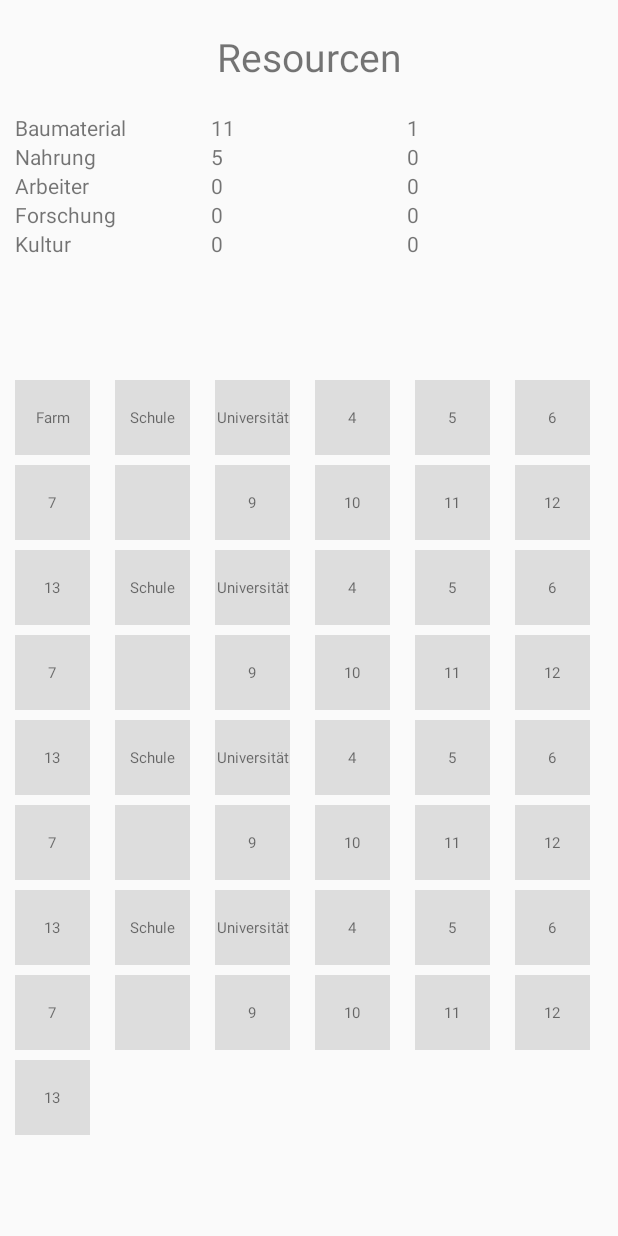
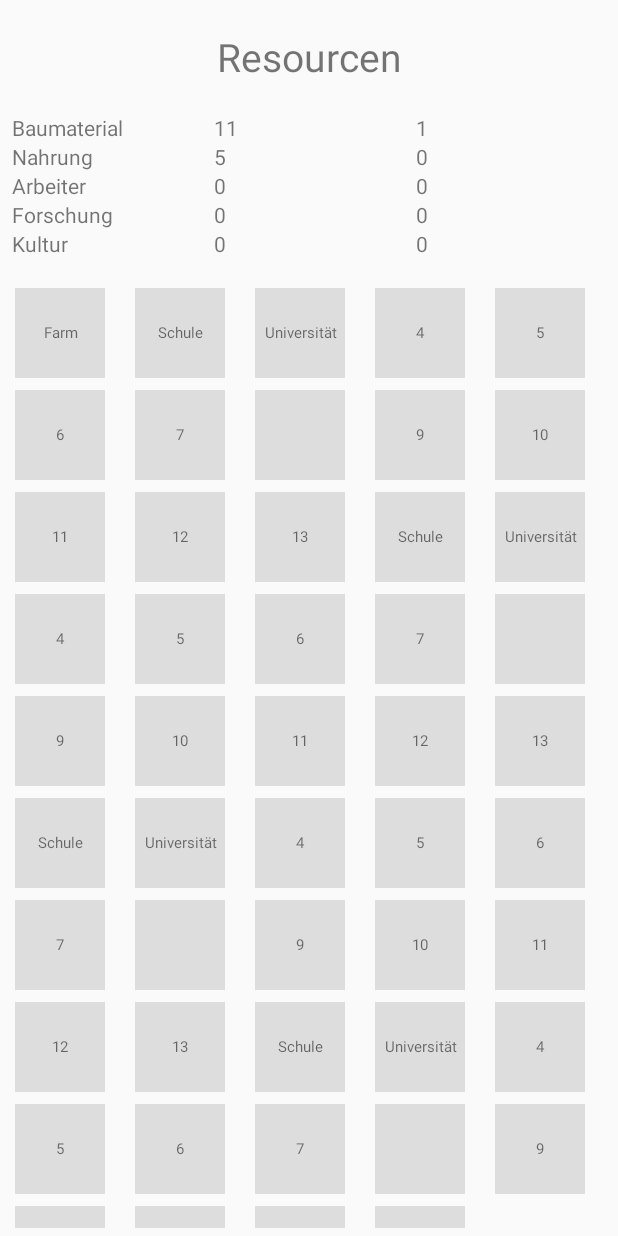
Before and after one commit to MisterMoeller/Millage, an Android app: the screen it shows after launch (StartpageActivity), on a phone screen of 412 x 824 dp. Run offline under Robolectric (Android 15) with nearby library versions, the phone set to English and light mode, and no system bars.

Commit message:
Grundversion des Layouts mit 3 Screens

```diff
--- /dev/null
+++ b/app/src/main/java/com/moeller/millage/millage/MineFragment.java
@@ -0,0 +1,43 @@
+package com.moeller.millage.millage;
+
+import android.os.Bundle;
+import android.support.v4.app.Fragment;
+import android.util.Log;
+import android.view.LayoutInflater;
+import android.view.View;
+import android.view.ViewGroup;
+import android.widget.ArrayAdapter;
+import android.widget.GridView;
+
+
+public class MineFragment extends Fragment {
+
+    @Override
+    public View onCreateView(LayoutInflater inflater, ViewGroup container, Bundle savedInstanceState) {
+
+        return inflater.inflate(R.layout.fragment_mine, container, false);
+    }
+
+    @Override
+    public void onStart() {
+        super.onStart();
+        Log.d("onStart", "ONSTART");
+        //Initialer Aufbau des Spielfelds
+        String[] blueprint = {"Stein", "Stein", "Stein", "Stein", "Stein", "Stein", "Stein", "Eisen", "Stein", "Stein", "Stein", "Stein", "Stein", "Stein", "Eisen", "Stein", "Stein", "Stein", "Stein", "Stein", "Stein", "Eisen", "Stein", "Stein", "Stein", "Stein", "Stein", "Stein", "Eisen"};
+        Buildmine(blueprint);
+
+    }
+
+
+
+    public void Buildmine(String[] blueprint) {
+        /*
+           Wird mit einem Plan für das neue Spielfeld aufgerufen (ein Stringarray)
+           und aktualisiert die Anzeige auf dem Bildschirm
+        */
+        GridView gridview = (GridView) getView().findViewById(R.id.grid_layout_mine);
+        gridview.setAdapter(new ArrayAdapter<String>(getActivity(), R.layout.textview_for_gridview_mine, blueprint));
+
+    }
+
+}
--- /dev/null
+++ b/app/src/main/java/com/moeller/millage/millage/ScienceFragment.java
@@ -0,0 +1,35 @@
+package com.moeller.millage.millage;
+
+import android.os.Bundle;
+import android.support.v4.app.Fragment;
+import android.util.Log;
+import android.view.LayoutInflater;
+import android.view.View;
+import android.view.ViewGroup;
+import android.widget.ArrayAdapter;
+import android.widget.ListView;
+
+import com.moeller.millage.millage.R;
+
+import java.util.ArrayList;
+
+
+public class ScienceFragment extends Fragment {
+
+    @Override
+    public View onCreateView(LayoutInflater inflater, ViewGroup container, Bundle savedInstanceState) {
+        return inflater.inflate(R.layout.fragment_science, container, false);
+        }
+
+    @Override
+    public void onStart() {
+        super.onStart();
+        ArrayList<String> researches = new ArrayList<String>();
+        researches.add("Forschung 1");
+        researches.add("Forschung 2");
+
+        ArrayAdapter<String> itemsAdapter = new ArrayAdapter<String>(getContext(), android.R.layout.simple_list_item_1, researches);
+        ListView listView = (ListView) getView().findViewById(R.id.science_listview);
+        listView.setAdapter(itemsAdapter);
+    }
+}
--- /dev/null
+++ b/app/src/main/java/com/moeller/millage/millage/SimpleFragmentPagerAdapter.java
@@ -0,0 +1,38 @@
+package com.moeller.millage.millage;
+
+import android.support.v4.app.Fragment;
+import android.support.v4.app.FragmentManager;
+import android.support.v4.app.FragmentPagerAdapter;
+import android.util.Log;
+import android.view.ViewGroup;
+
+
+public class SimpleFragmentPagerAdapter extends FragmentPagerAdapter {
+    VillageFragment village;
+    MineFragment mine;
+    ScienceFragment science;
+
+    public SimpleFragmentPagerAdapter(FragmentManager fm) {
+        super(fm);
+    }
+
+    @Override
+    public Fragment getItem(int position) {
+        Log.d("ADAPTER", "GETITEM");
+        switch (position) {
+            case 0:
+                return new VillageFragment();
+            case 1:
+                return new MineFragment();
+            case 2:
+                return new ScienceFragment();
+            default:
+                return null;
+        }
+    }
+        @Override
+        public int getCount () {
+            return 3;
+        }
+
+    }
--- a/app/src/main/java/com/moeller/millage/millage/StartpageActivity.java
+++ b/app/src/main/java/com/moeller/millage/millage/StartpageActivity.java
@@ -1,7 +1,13 @@
 package com.moeller.millage.millage;
 
+import android.app.FragmentTransaction;
+import android.content.Intent;
 import android.os.Bundle;
+import android.support.v4.app.FragmentManager;
+import android.support.v4.view.ViewPager;
 import android.support.v7.app.AppCompatActivity;
+import android.util.Log;
+import android.view.View;
 import android.widget.ArrayAdapter;
 import android.widget.GridView;
 import android.widget.TextView;
@@ -23,22 +29,36 @@ import android.widget.TextView;
         gleichen Activity und wir müssen da keine Daten hin-und-herschieben.
 */
 public class StartpageActivity extends AppCompatActivity {
+
     @Override
     protected void onCreate(Bundle savedInstanceState) {
+
         super.onCreate(savedInstanceState);
+        Log.d("StartpageActivity", "Start ONCREATE");
+
         setContentView(R.layout.startpage);
+        // Find the view pager that will allow the user to swipe between fragments
+        ViewPager viewPager = (ViewPager) findViewById(R.id.viewpager);
 
-        //Initialer Aufbau des Spielfelds
-        String[] blueprint = {"Farm", "Schule", "Universität", "4", "5", "6", "7", "", "9", "10", "11", "12", "13", "Schule", "Universität", "4", "5", "6", "7", "", "9", "10", "11", "12", "13", "Schule", "Universität", "4", "5", "6", "7", "", "9", "10", "11", "12", "13", "Schule", "Universität", "4", "5", "6", "7", "", "9", "10", "11", "12", "13"};
-        BuildVillage(blueprint);
+        // Create an adapter that knows which fragment should be shown on each page
+        SimpleFragmentPagerAdapter adapter = new SimpleFragmentPagerAdapter(getSupportFragmentManager());
+
+        // Set the adapter onto the view pager
+        viewPager.setAdapter(adapter);
 
         //Starten des ewigen Kreislaufs
         ressources res = new ressources();
-        Cycle(res);
+
+
+        Tick(res);
+
+
+
     }
 
+    void Tick (ressources res){
+        Log.d("Startpage_Activity", "Cylce_Start");
 
-    private void Cycle(ressources res) {
         //Einkommen auszahlen
         res.Income();
 
@@ -73,19 +93,5 @@ public class StartpageActivity extends AppCompatActivity {
 
         TextView income_culture = (TextView) findViewById(R.id.income_culture);
         income_culture.setText(String.valueOf(res.income_culture));
-
-
     }
-
-    private void BuildVillage(String[] blueprint) {
-        /*
-           Wird mit einem Plan für das neue Spielfeld aufgerufen (ein Stringarray)
-           und aktualisiert die Anzeige auf dem Bildschirm
-	*/
-        GridView gridview = (GridView) findViewById(R.id.grid_layout);
-        gridview.setAdapter(new ArrayAdapter<String>(this, R.layout.textview_for_gridview, blueprint));
-
-    }
-
-
 }
--- /dev/null
+++ b/app/src/main/java/com/moeller/millage/millage/VillageFragment.java
@@ -0,0 +1,43 @@
+package com.moeller.millage.millage;
+
+import android.os.Bundle;
+import android.support.v4.app.Fragment;
+import android.util.Log;
+import android.view.LayoutInflater;
+import android.view.View;
+import android.view.ViewGroup;
+import android.widget.ArrayAdapter;
+import android.widget.GridView;
+
+
+public class VillageFragment extends Fragment {
+
+    @Override
+    public View onCreateView(LayoutInflater inflater, ViewGroup container, Bundle savedInstanceState) {
+
+    return inflater.inflate(R.layout.fragment_village, container, false);
+    }
+
+    @Override
+    public void onStart() {
+        super.onStart();
+        Log.d("onStart", "ONSTART");
+        //Initialer Aufbau des Spielfelds
+        String[] blueprint = {"Farm", "Schule", "Universität", "4", "5", "6", "7", "", "9", "10", "11", "12", "13", "Schule", "Universität", "4", "5", "6", "7", "", "9", "10", "11", "12", "13", "Schule", "Universität", "4", "5", "6", "7", "", "9", "10", "11", "12", "13", "Schule", "Universität", "4", "5", "6", "7", "", "9", "10", "11", "12", "13"};
+        BuildVillage(blueprint);
+
+    }
+
+
+
+    public void BuildVillage(String[] blueprint) {
+        /*
+           Wird mit einem Plan für das neue Spielfeld aufgerufen (ein Stringarray)
+           und aktualisiert die Anzeige auf dem Bildschirm
+        */
+        GridView gridview = (GridView) getView().findViewById(R.id.grid_layout_village);
+        gridview.setAdapter(new ArrayAdapter<String>(getActivity(), R.layout.textview_for_gridview_village, blueprint));
+
+    }
+
+}
--- /dev/null
+++ b/app/src/main/res/layout/fragment_mine.xml
@@ -0,0 +1,21 @@
+    <!-- Mine-Grid-->
+    <RelativeLayout
+        xmlns:android="http://schemas.android.com/apk/res/android"
+        android:layout_width="match_parent"
+        android:layout_height="match_parent"
+
+        android:gravity="center">
+
+        <GridView
+            android:layout_marginBottom="5dp"
+            android:layout_marginTop="20dp"
+            android:layout_marginLeft="10dp"
+            android:layout_marginRight="10dp"
+            android:id="@+id/grid_layout_mine"
+            android:layout_width="match_parent"
+            android:layout_height="wrap_content"
+            android:horizontalSpacing="10dp"
+            android:numColumns="5"
+            android:scrollbars="vertical"
+            android:verticalSpacing="@dimen/verticalSpacing_mine" />
+    </RelativeLayout>
--- /dev/null
+++ b/app/src/main/res/layout/fragment_science.xml
@@ -0,0 +1,6 @@
+<ListView xmlns:android="http://schemas.android.com/apk/res/android"
+    android:id="@+id/science_listview"
+    android:orientation="vertical"
+    android:layout_width="match_parent"
+    android:layout_height="match_parent"
+/>
--- /dev/null
+++ b/app/src/main/res/layout/fragment_village.xml
@@ -0,0 +1,21 @@
+  <!-- Dorf-Grid-->
+    <RelativeLayout
+        xmlns:android="http://schemas.android.com/apk/res/android"
+        android:layout_width="match_parent"
+        android:layout_height="match_parent"
+
+        android:gravity="center">
+
+        <GridView
+            android:layout_marginBottom="5dp"
+            android:layout_marginTop="20dp"
+            android:layout_marginLeft="10dp"
+            android:layout_marginRight="10dp"
+            android:id="@+id/grid_layout_village"
+            android:layout_width="match_parent"
+            android:layout_height="wrap_content"
+            android:horizontalSpacing="10dp"
+            android:numColumns="5"
+            android:scrollbars="vertical"
+            android:verticalSpacing="@dimen/verticalSpacing_village" />
+    </RelativeLayout>
--- a/app/src/main/res/layout/startpage.xml
+++ b/app/src/main/res/layout/startpage.xml
@@ -1,12 +1,10 @@
 <?xml version="1.0" encoding="utf-8"?>
-
 <LinearLayout xmlns:android="http://schemas.android.com/apk/res/android"
+    xmlns:tools="http://schemas.android.com/tools"
     android:layout_width="match_parent"
     android:layout_height="match_parent"
-    android:layout_marginLeft="10dp"
-    android:layout_marginRight="10dp"
-    android:orientation="vertical">
-
+    android:orientation="vertical"
+    tools:context=".StartpageActivity"    >
     <!-- Resourcen-Tabelle -->
     <TextView
         android:layout_width="match_parent"
@@ -20,7 +18,8 @@
         android:layout_width="match_parent"
         android:layout_height="wrap_content"
         android:baselineAligned="false"
-        android:orientation="horizontal">
+        android:orientation="horizontal"
+        android:layout_marginLeft="8dp">
 
         <!-- Namen der Resourcen -->
         <LinearLayout
@@ -123,21 +122,9 @@
         </LinearLayout>
     </LinearLayout>
 
-    <!-- Dorf-Grid-->
-    <RelativeLayout
+    <android.support.v4.view.ViewPager
+        android:id="@+id/viewpager"
         android:layout_width="match_parent"
-        android:layout_height="match_parent"
-        android:layout_marginBottom="5dp"
-        android:layout_marginTop="20dp"
-        android:gravity="center">
+        android:layout_height="match_parent" />
 
-        <GridView
-            android:id="@+id/grid_layout"
-            android:layout_width="match_parent"
-            android:layout_height="wrap_content"
-            android:horizontalSpacing="10dp"
-            android:numColumns="6"
-            android:scrollbars="vertical"
-            android:verticalSpacing="7dp" />
-    </RelativeLayout>
 </LinearLayout>
--- a/app/src/main/res/layout/textview_for_gridview.xml
+++ /dev/null
@@ -1,8 +0,0 @@
-<?xml version="1.0" encoding="utf-8"?>
-<TextView xmlns:android="http://schemas.android.com/apk/res/android"
-    android:id="@+id/grid_item_label"
-    android:layout_width="@dimen/plot_width"
-    android:layout_height="@dimen/plot_height"
-    android:background="@color/background_slot"
-    android:gravity="center"
-    android:textSize="10sp" />
--- /dev/null
+++ b/app/src/main/res/layout/textview_for_gridview_mine.xml
@@ -0,0 +1,8 @@
+<?xml version="1.0" encoding="utf-8"?>
+<TextView xmlns:android="http://schemas.android.com/apk/res/android"
+    android:id="@+id/grid_item_label"
+    android:layout_width="@dimen/mine_plot_width"
+    android:layout_height="@dimen/mine_plot_height"
+    android:background="@color/mine_background_slot"
+    android:gravity="center"
+    android:textSize="@dimen/mine_textsize" />
--- /dev/null
+++ b/app/src/main/res/layout/textview_for_gridview_village.xml
@@ -0,0 +1,8 @@
+<?xml version="1.0" encoding="utf-8"?>
+<TextView xmlns:android="http://schemas.android.com/apk/res/android"
+    android:id="@+id/grid_item_label"
+    android:layout_width="@dimen/village_plot_width"
+    android:layout_height="@dimen/village_plot_height"
+    android:background="@color/village_background_slot"
+    android:gravity="center"
+    android:textSize="@dimen/village_textsize" />
--- a/app/src/main/res/values/colors.xml
+++ b/app/src/main/res/values/colors.xml
@@ -6,7 +6,10 @@
     <color name="colorPrimaryDark">#303F9F</color>
     <color name="colorAccent">#FF4081</color>
 
-    <color name="background_slot">#DDDDDD</color>
+    <!-- Hintergrundfarbe der Dorf- und Minenslots -->
+    <color name="village_background_slot">#DDDDDD</color>
+    <color name="mine_background_slot">#a52a2a</color>
+
 
 
 </resources>
--- a/app/src/main/res/values/dimens.xml
+++ b/app/src/main/res/values/dimens.xml
@@ -8,7 +8,15 @@
     <dimen name="income_width">30dp</dimen>
 
     <!-- Dorf-grid-->
-    <dimen name="plot_height">50dp</dimen>
-    <dimen name="plot_width">50dp</dimen>
+    <dimen name="village_plot_height">60dp</dimen>
+    <dimen name="village_plot_width">60dp</dimen>
+    <dimen name="verticalSpacing_village">8dp</dimen>
+    <dimen name="village_textsize">10sp</dimen>
+
+    <!-- Mine-grid-->
+    <dimen name="mine_plot_height">60dp</dimen>
+    <dimen name="mine_plot_width">60dp</dimen>
+    <dimen name="verticalSpacing_mine">8dp</dimen>
+    <dimen name="mine_textsize">10sp</dimen>
 
 </resources>
--- a/app/src/main/res/values/strings.xml
+++ b/app/src/main/res/values/strings.xml
@@ -9,4 +9,7 @@
     <string name="science">Forschung</string>
     <string name="culture">Kultur</string>
 
+    <!-- TODO: Remove or change this placeholder text -->
+    <string name="hello_blank_fragment">Hello blank fragment</string>
+
 </resources>
```
